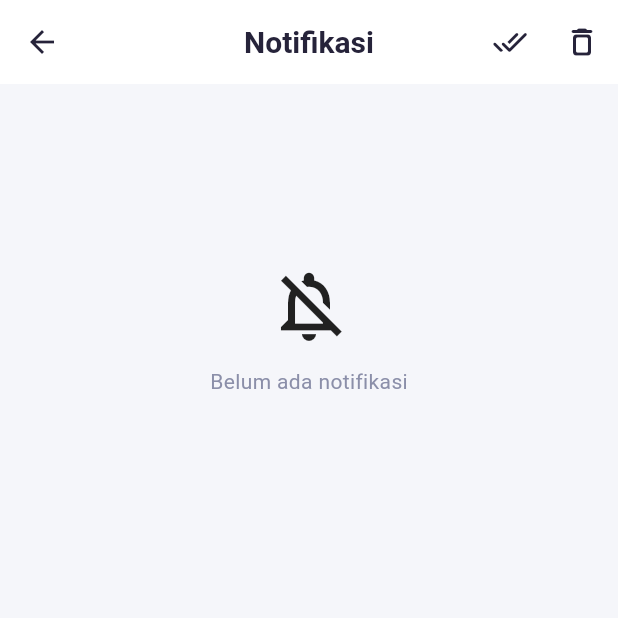
After one commit to ilhamridzuan/mobile---eLabora, a Flutter app: the NotificationsPage screen opened directly, after a tap on the "done all" icon, on a phone screen of 412 x 824 dp, the top half of it. The commit adds this screen. Run offline on Flutter 3.47's test engine with Material 3 defaults, Android fonts, the phone set to English and light mode, and no system bars; our stand-ins replace dio, file_picker, firebase_core, firebase_messaging, flutter_local_notifications, flutter_secure_storage and 2 more; accounts and stored records are empty; network calls fail.

Commit message:
Menambahkan implementasi notifikasi

```diff
--- /dev/null
+++ b/lib/data/notification_store.dart
@@ -0,0 +1,102 @@
+import 'dart:convert';
+import 'package:shared_preferences/shared_preferences.dart';
+
+class AppNotification {
+  final String id;
+  final String title;
+  final String body;
+  final Map<String, dynamic> data;
+  final DateTime receivedAt;
+  bool read;
+
+  AppNotification({
+    required this.id,
+    required this.title,
+    required this.body,
+    required this.data,
+    required this.receivedAt,
+    this.read = false,
+  });
+
+  Map<String, dynamic> toJson() => {
+        'id': id,
+        'title': title,
+        'body': body,
+        'data': data,
+        'receivedAt': receivedAt.toIso8601String(),
+        'read': read,
+      };
+
+  factory AppNotification.fromJson(Map<String, dynamic> j) => AppNotification(
+        id: (j['id'] ?? '').toString(),
+        title: (j['title'] ?? '').toString(),
+        body: (j['body'] ?? '').toString(),
+        data: (j['data'] as Map?)?.cast<String, dynamic>() ?? <String, dynamic>{},
+        receivedAt: DateTime.parse((j['receivedAt'] ?? DateTime.now().toIso8601String()).toString()),
+        read: (j['read'] ?? false) as bool,
+      );
+}
+
+class NotificationStore {
+  static const _key = 'inbox_notifications';
+  static const _maxItems = 50;
+
+  static Future<List<AppNotification>> list() async {
+    final sp = await SharedPreferences.getInstance();
+    final raw = sp.getString(_key);
+    if (raw == null || raw.isEmpty) return [];
+
+    final arr = (jsonDecode(raw) as List).cast<dynamic>();
+    final items = arr
+        .map((e) => AppNotification.fromJson((e as Map).cast<String, dynamic>()))
+        .toList();
+
+    items.sort((a, b) => b.receivedAt.compareTo(a.receivedAt));
+    return items;
+  }
+
+  static Future<void> add(AppNotification n) async {
+    final items = await list();
+    if (items.any((x) => x.id == n.id)) return;
+
+    items.insert(0, n);
+    if (items.length > _maxItems) items.removeRange(_maxItems, items.length);
+
+    await _save(items);
+  }
+
+  static Future<void> markRead(String id) async {
+    final items = await list();
+    for (final n in items) {
+      if (n.id == id) {
+        n.read = true;
+        break;
+      }
+    }
+    await _save(items);
+  }
+
+  static Future<void> markAllRead() async {
+    final items = await list();
+    for (final n in items) {
+      n.read = true;
+    }
+    await _save(items);
+  }
+
+  static Future<void> clear() async {
+    final sp = await SharedPreferences.getInstance();
+    await sp.remove(_key);
+  }
+
+  static Future<int> unreadCount() async {
+    final items = await list();
+    return items.where((e) => !e.read).length;
+  }
+
+  static Future<void> _save(List<AppNotification> items) async {
+    final sp = await SharedPreferences.getInstance();
+    final raw = jsonEncode(items.map((e) => e.toJson()).toList());
+    await sp.setString(_key, raw);
+  }
+}
--- a/lib/pages/akun_dokter.dart
+++ b/lib/pages/akun_dokter.dart
@@ -142,11 +142,6 @@ class _AkunDokterPageState extends State<AkunDokterPage> {
                         ],
                       ),
                     ),
-                    Icon(
-                      Icons.notifications_none_rounded,
-                      color: color.primary,
-                      size: 26,
-                    ),
                   ],
                 ),
               ),
--- /dev/null
+++ b/lib/pages/notification_page.dart
@@ -0,0 +1,150 @@
+import 'package:flutter/material.dart';
+import '../data/notification_store.dart';
+
+class NotificationsPage extends StatefulWidget {
+  const NotificationsPage({super.key});
+
+  @override
+  State<NotificationsPage> createState() => _NotificationsPageState();
+}
+
+class _NotificationsPageState extends State<NotificationsPage> {
+  late Future<List<AppNotification>> _future;
+
+  @override
+  void initState() {
+    super.initState();
+    _future = NotificationStore.list();
+  }
+
+  Future<void> _reload() async {
+    setState(() {
+      _future = NotificationStore.list();
+    });
+  }
+
+  @override
+  Widget build(BuildContext context) {
+    final cs = Theme.of(context).colorScheme;
+    final t = Theme.of(context).textTheme;
+
+    return Scaffold(
+      appBar: AppBar(
+        title: const Text('Notifikasi'),
+        actions: [
+          IconButton(
+            tooltip: 'Tandai semua dibaca',
+            onPressed: () async {
+              await NotificationStore.markAllRead();
+              await _reload();
+            },
+            icon: const Icon(Icons.done_all_rounded),
+          ),
+          IconButton(
+            tooltip: 'Hapus semua',
+            onPressed: () async {
+              await NotificationStore.clear();
+              await _reload();
+            },
+            icon: const Icon(Icons.delete_outline_rounded),
+          ),
+        ],
+      ),
+      body: RefreshIndicator(
+        onRefresh: _reload,
+        child: FutureBuilder<List<AppNotification>>(
+          future: _future,
+          builder: (context, snap) {
+            if (snap.connectionState == ConnectionState.waiting) {
+              return const Center(child: CircularProgressIndicator());
+            }
+            final items = snap.data ?? [];
+            if (items.isEmpty) {
+              return ListView(
+                children: const [
+                  SizedBox(height: 120),
+                  Icon(Icons.notifications_off_outlined, size: 56),
+                  SizedBox(height: 12),
+                  Center(child: Text('Belum ada notifikasi')),
+                ],
+              );
+            }
+
+            return ListView.separated(
+              padding: const EdgeInsets.all(16),
+              itemCount: items.length,
+              separatorBuilder: (_, __) => const SizedBox(height: 10),
+              itemBuilder: (context, i) {
+                final n = items[i];
+                final bg = n.read ? cs.surface : cs.primary.withValues(alpha: .08);
+
+                return InkWell(
+                  borderRadius: BorderRadius.circular(14),
+                  onTap: () async {
+                    await NotificationStore.markRead(n.id);
+                    await _reload();
+
+                    // (Opsional) navigasi ke halaman antrian/detail jika ada pendaftaran_id
+                    // final pid = n.data['pendaftaran_id'];
+                  },
+                  child: Container(
+                    decoration: BoxDecoration(
+                      color: bg,
+                      borderRadius: BorderRadius.circular(14),
+                    ),
+                    padding: const EdgeInsets.all(14),
+                    child: Row(
+                      crossAxisAlignment: CrossAxisAlignment.start,
+                      children: [
+                        Icon(Icons.notifications_rounded, color: cs.primary),
+                        const SizedBox(width: 12),
+                        Expanded(
+                          child: Column(
+                            crossAxisAlignment: CrossAxisAlignment.start,
+                            children: [
+                              Text(
+                                n.title,
+                                style: t.bodyLarge?.copyWith(
+                                  fontWeight: n.read ? FontWeight.w600 : FontWeight.w800,
+                                ),
+                              ),
+                              const SizedBox(height: 6),
+                              Text(n.body, style: t.bodyMedium),
+                              const SizedBox(height: 8),
+                              Text(
+                                _fmt(n.receivedAt),
+                                style: t.bodySmall?.copyWith(
+                                  color: cs.onSurface.withValues(alpha: .6),
+                                ),
+                              ),
+                            ],
+                          ),
+                        ),
+                        if (!n.read)
+                          Container(
+                            width: 10,
+                            height: 10,
+                            margin: const EdgeInsets.only(top: 6),
+                            decoration: BoxDecoration(
+                              color: cs.primary,
+                              shape: BoxShape.circle,
+                            ),
+                          ),
+                      ],
+                    ),
+                  ),
+                );
+              },
+            );
+          },
+        ),
+      ),
+    );
+  }
+
+  String _fmt(DateTime dt) {
+    final local = dt.toLocal();
+    String two(int v) => v.toString().padLeft(2, '0');
+    return '${two(local.day)}/${two(local.month)}/${local.year} ${two(local.hour)}:${two(local.minute)}';
+  }
+}
--- a/pubspec.yaml
+++ b/pubspec.yaml
@@ -36,7 +36,12 @@ dependencies:
   path_provider: ^2.1.4
   open_filex: ^4.4.0
   dio: ^5.7.0
+  firebase_core: ^3.6.0
+  firebase_messaging: ^15.1.3
+  flutter_local_notifications: ^18.0.0
   flutter_secure_storage: ^9.2.2
+  shared_preferences: ^2.3.2
+
 
   # The following adds the Cupertino Icons font to your application.
   # Use with the CupertinoIcons class for iOS style icons.
```
Also changed, not shown: lib/data/devices_api.dart (added, +28 -0 lines), lib/main.dart (+7 -1 lines), lib/pages/doctor_home_page.dart (+0 -7 lines), lib/pages/home_page.dart (+103 -117 lines), lib/services/notification_service.dart (added, +92 -0 lines), pubspec.lock, 7 other files.
